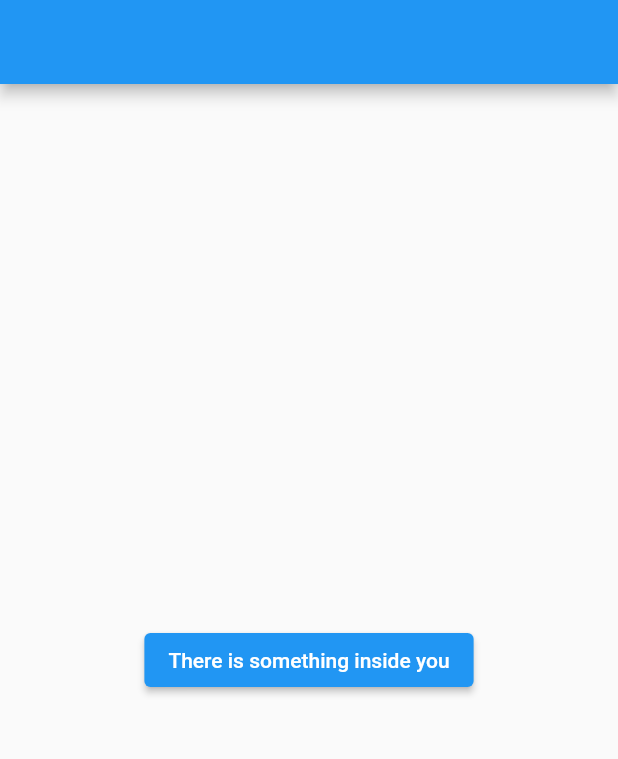
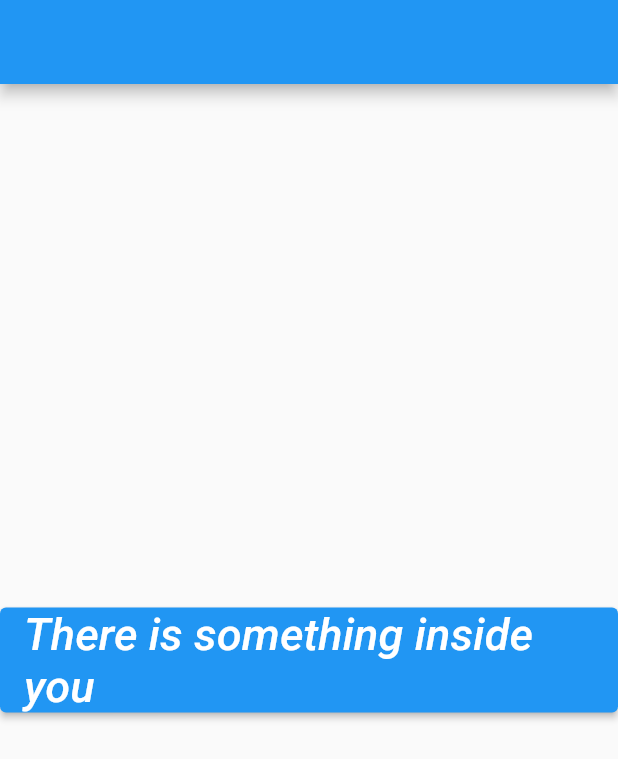
Before and after one commit to OkonovUrmat/First-Flutter-App, a Flutter app: the screen it shows after launch, on a phone screen of 412 x 824 dp. Shown: the top 759 px of the screen. Run offline on Flutter 3.47's test engine with Material 2 defaults, Android fonts, the phone set to English and light mode, and no system bars.

Commit message:
main.dart: Change style of the text

```diff
--- a/lib/main.dart
+++ b/lib/main.dart
@@ -13,7 +13,7 @@ class Page1 extends StatelessWidget {
       appBar: AppBar(),
       body: Center(
         child: ElevatedButton(
-          child: Text('There is something inside you'),
+          child: Text('There is something inside you', style: TextStyle(fontSize: 30.0, fontStyle: FontStyle.italic),),
           onPressed: () {
             Navigator.of(context).push(_createRoute());
           },
```
